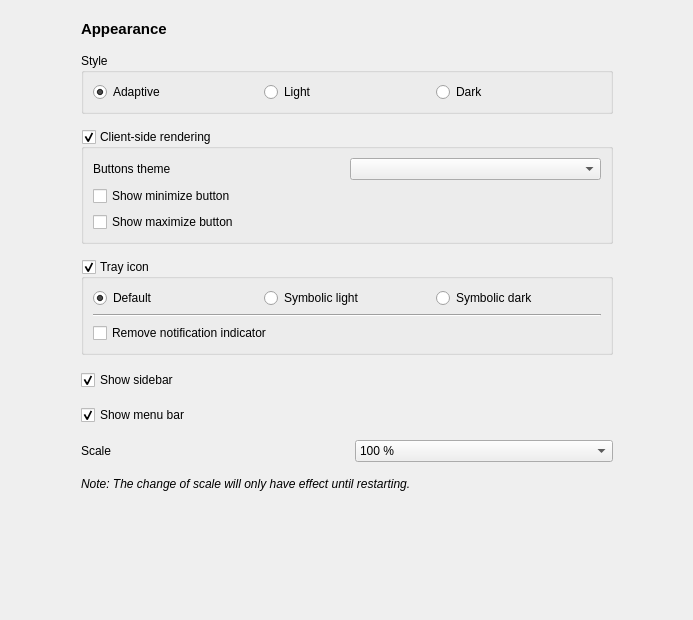
Old version of the form zapzap/ui/ui_page_appearance.ui in the repository rafatosta/zapzap.
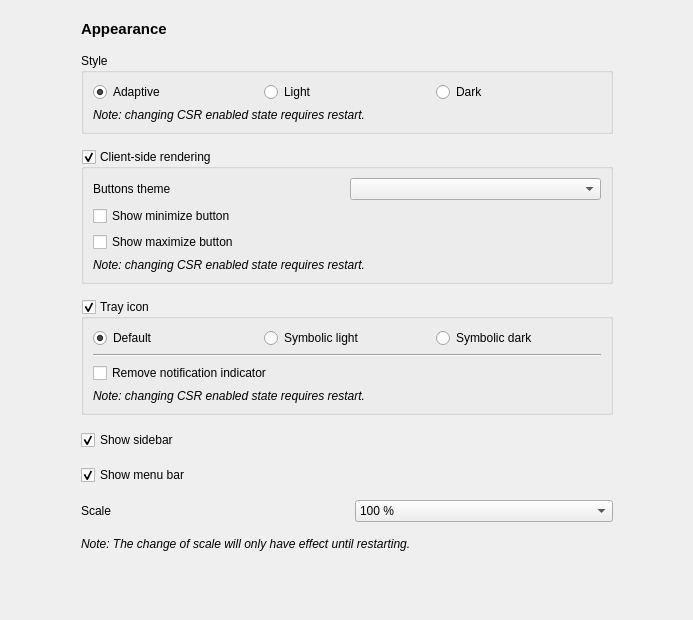
New version of the form.

Commit message: Make CSR button settings apply dynamically in runtime

```diff
--- a/zapzap/ui/ui_page_appearance.ui
+++ b/zapzap/ui/ui_page_appearance.ui
@@ -90,6 +90,18 @@
              </property>
             </widget>
            </item>
+           <item row="3" column="0" colspan="2">
+            <widget class="QLabel" name="csr_restart_label">
+             <property name="font">
+              <font>
+               <italic>true</italic>
+              </font>
+             </property>
+             <property name="text">
+              <string>Note: changing CSR enabled state requires restart.</string>
+             </property>
+            </widget>
+           </item>
           </layout>
          </widget>
         </item>
@@ -126,6 +138,18 @@
              </property>
             </widget>
            </item>
+           <item row="3" column="0" colspan="2">
+            <widget class="QLabel" name="csr_restart_label">
+             <property name="font">
+              <font>
+               <italic>true</italic>
+              </font>
+             </property>
+             <property name="text">
+              <string>Note: changing CSR enabled state requires restart.</string>
+             </property>
+            </widget>
+           </item>
           </layout>
          </widget>
         </item>
@@ -176,6 +200,18 @@
              </property>
             </widget>
            </item>
+           <item row="3" column="0" colspan="2">
+            <widget class="QLabel" name="csr_restart_label">
+             <property name="font">
+              <font>
+               <italic>true</italic>
+              </font>
+             </property>
+             <property name="text">
+              <string>Note: changing CSR enabled state requires restart.</string>
+             </property>
+            </widget>
+           </item>
           </layout>
          </widget>
         </item>
```
The commit also changes 3 other files.
